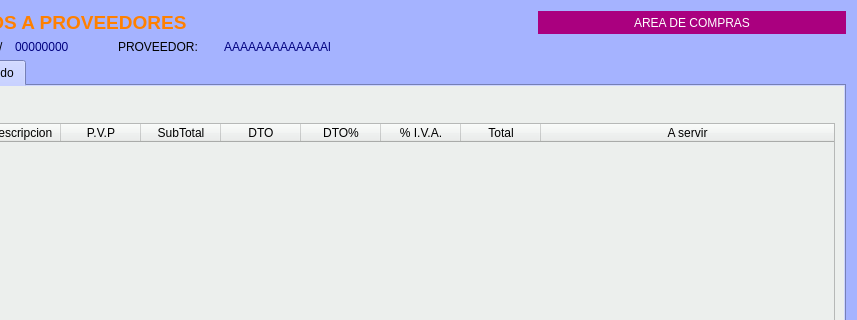
Qt form Zona_Compras/frmpedidosproveedor.ui (arcnexus/RedFoX) before a commit; both pictures show x 202 to 1059 and y 0 to 320 of the 1059 by 487 pixel window.
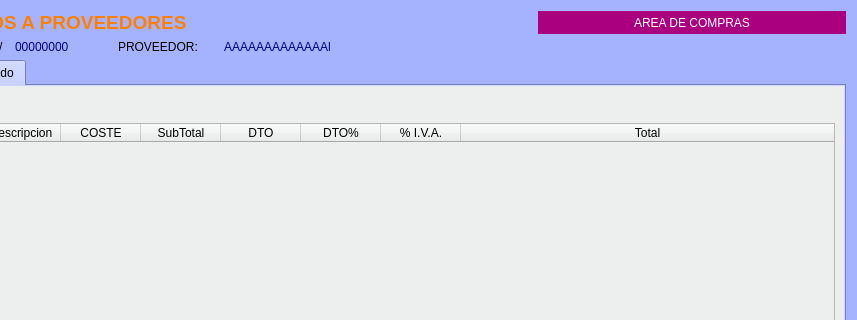
The same form after that commit. The open tabs and pages were chosen to show the change. Icons and pictures are not drawn.

```diff
--- a/Zona_Compras/frmpedidosproveedor.ui
+++ b/Zona_Compras/frmpedidosproveedor.ui
@@ -2127,7 +2127,7 @@
          </column>
          <column>
           <property name="text">
-           <string>P.V.P</string>
+           <string>COSTE</string>
           </property>
          </column>
          <column>
@@ -2155,11 +2155,6 @@
            <string>Total</string>
           </property>
          </column>
-         <column>
-          <property name="text">
-           <string>A servir</string>
-          </property>
-         </column>
         </widget>
        </item>
        <item row="2" column="0" colspan="4">
```
Left out of the diff: 64 changed lines with no effect on the pictures.
